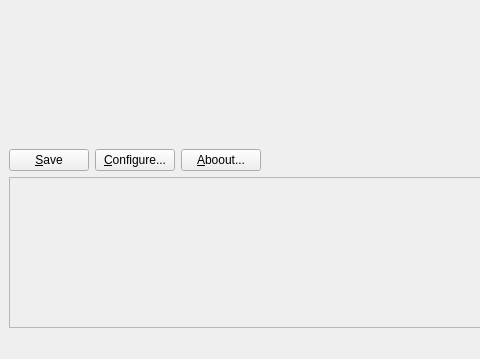
This is ui/mainwindow.ui in jnmbk/kamera as Qt 5 draws it before an edit; both pictures show x 0 to 480 and y 346 to 705 of the 673 by 705 pixel window. The edited form follows.
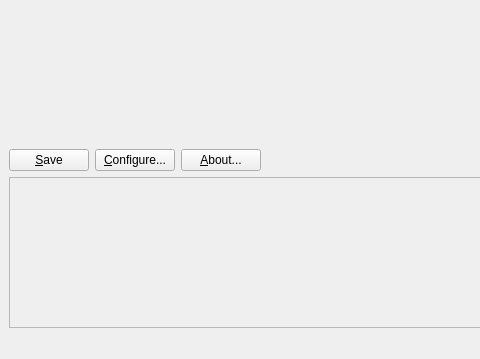
This is the edited form. Icons and pictures are not drawn.

Commit message: aboout>about

What changed in the file:
```diff
--- a/ui/mainwindow.ui
+++ b/ui/mainwindow.ui
@@ -85,7 +85,7 @@
         <item>
          <widget class="QPushButton" name="pushButton_about" >
           <property name="text" >
-           <string>&amp;Aboout...</string>
+           <string>&amp;About...</string>
           </property>
          </widget>
         </item>
```
The commit also changes 1 other file.
